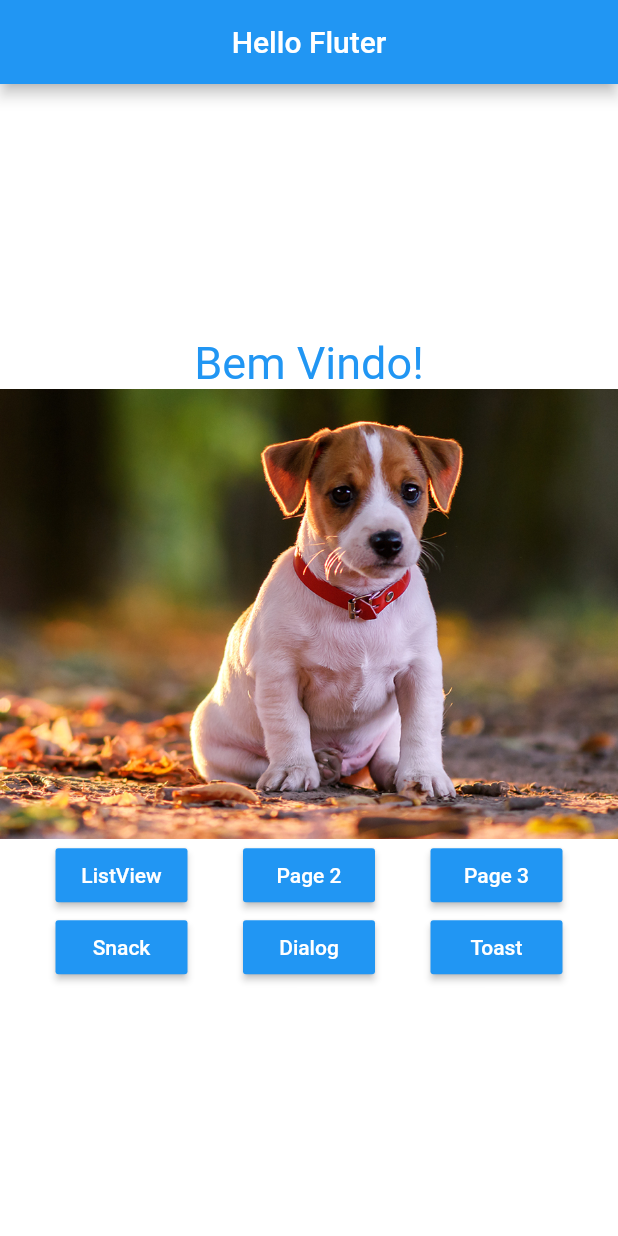
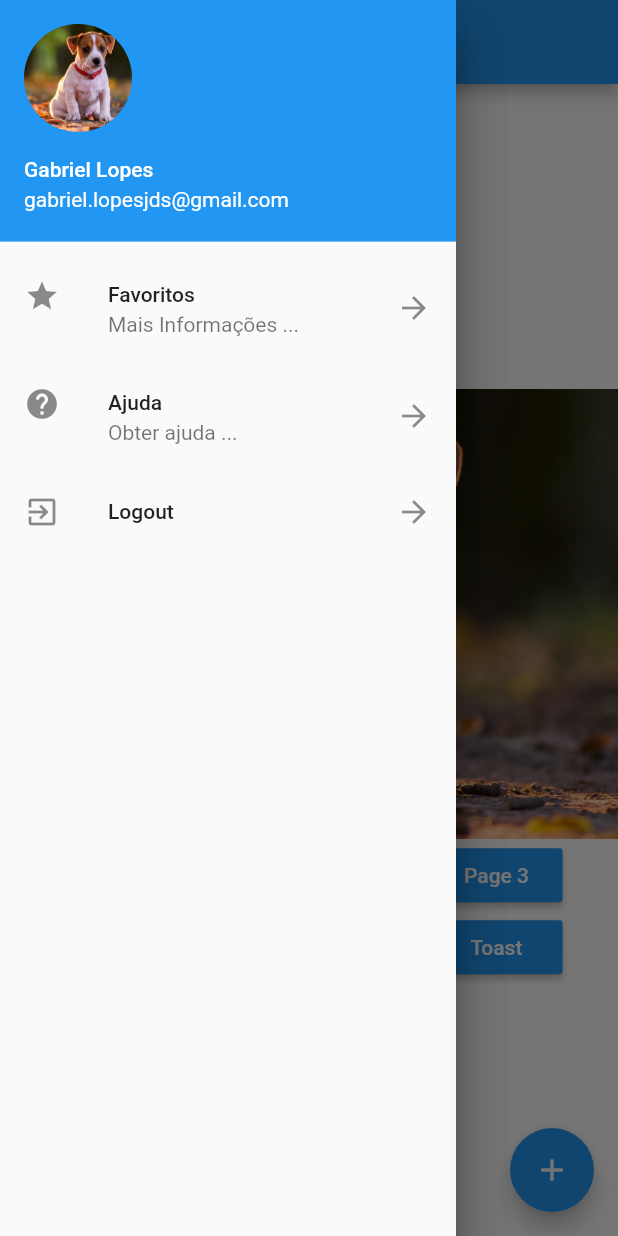
Before and after one commit to gabriellopesjds/flutter_widgets, a Flutter app: the screen it shows after launch, with the side drawer open (before the commit the screen has no drawer), on a phone screen of 412 x 824 dp. Run offline on Flutter 3.47's test engine with Material 2 defaults, Android fonts, the phone set to English and light mode, and no system bars; our stand-ins replace fluttertoast.

Commit message:
Widgets NavigationDrawer e FloatActionButton

```diff
--- /dev/null
+++ b/lib/drawer_home_page.dart
@@ -0,0 +1,83 @@
+import 'package:flutter/material.dart';
+
+class DrawerHomePage extends StatelessWidget {
+  @override
+  Widget build(BuildContext context) {
+    return Drawer(
+      child: ListView(
+        children: <Widget>[
+          UserAccountsDrawerHeader(
+            accountName: Text("Gabriel Lopes"),
+            accountEmail: Text("gabriel.lopesjds@gmail.com"),
+            currentAccountPicture: CircleAvatar(
+              backgroundImage: AssetImage("assets/images/dog1.png"),
+            ),
+          ),
+          ListTile(
+            leading: Icon(Icons.star),
+            title: Text("Favoritos"),
+            subtitle: Text("Mais Informações ..."),
+            trailing: Icon(Icons.arrow_forward),
+            onTap: () {
+              Scaffold.of(context).showSnackBar(SnackBar(
+                content: Text(
+                  "Clicou no item Favoritos :P",
+                  style: TextStyle(
+                    color: Colors.white,
+                  ),
+                ),
+                action: SnackBarAction(
+                  label: "OK",
+                  textColor: Colors.amber,
+                  onPressed: () {
+                    print("Clicou");
+                  },
+                ),
+              ));
+              Navigator.pop(context);
+            },
+          ),
+          ListTile(
+            leading: Icon(Icons.help),
+            title: Text("Ajuda"),
+            subtitle: Text("Obter ajuda ..."),
+            trailing: Icon(Icons.arrow_forward),
+            onTap: () {
+              Scaffold.of(context).showSnackBar(SnackBar(
+                content: Text(
+                  "Clicou no item Ajuda:P",
+                  style: TextStyle(
+                    color: Colors.white,
+                  ),
+                ),
+                action: SnackBarAction(
+                  label: "OK",
+                  textColor: Colors.amber,
+                  onPressed: () {
+                    print("Clicou");
+                  },
+                ),
+              ));
+              Navigator.pop(context);
+            },
+          ),
+          ListTile(
+            leading: Icon(Icons.exit_to_app),
+            title: Text("Logout"),
+            trailing: Icon(Icons.arrow_forward),
+            onTap: () {
+              Scaffold.of(context).showSnackBar(SnackBar(
+                content: Text("Clicou em Logout"),
+                action: SnackBarAction(
+                  label: "OK",
+                  onPressed: () {},
+                ),
+              ));
+              Navigator.pop(context);
+            },
+          )
+        ],
+      ),
+    );
+  }
+}
--- a/lib/home_page.dart
+++ b/lib/home_page.dart
@@ -1,4 +1,5 @@
 import 'package:flutter/material.dart';
+import 'package:flutter_widgets/drawer_home_page.dart';
 import 'package:flutter_widgets/nav/nav.dart';
 import 'package:flutter_widgets/pages/hello_page1.dart';
 import 'package:flutter_widgets/pages/hello_page2.dart';
@@ -15,6 +16,15 @@ class HomePage extends StatelessWidget {
       appBar: AppBar(
         title: Text("Hello Fluter"),
         centerTitle: true,
+      ),
+      floatingActionButton: FloatingActionButton(
+        child: Icon(Icons.add),
+        onPressed: () {
+          print("ok");
+        },
+      ),
+      drawer: Drawer(
+        child: DrawerHomePage(),
       ),
       body: _buildBody(context),
     );
@@ -69,7 +79,8 @@ class HomePage extends StatelessWidget {
               children: <Widget>[
                 BlueButton("Snack", () => _onClickSnack(context)),
                 BlueButton("Dialog", () => _onClickDialog(context)),
-                BlueButton("Toast", () => _onClickToast("Testando Toast do Flutter")),
+                BlueButton(
+                    "Toast", () => _onClickToast("Testando Toast do Flutter")),
               ],
             )
           ],
@@ -111,14 +122,16 @@ class HomePage extends StatelessWidget {
                   child: Text("CANCELAR"),
                   onPressed: () {
                     Navigator.pop(context);
-                    _onClickToast("Erro ao processar as informações! :/", color: Colors.red);
+                    _onClickToast("Erro ao processar as informações! :/",
+                        color: Colors.red);
                   },
                 ),
                 FlatButton(
                   child: Text("OK"),
                   onPressed: () {
                     Navigator.pop(context);
-                    _onClickToast("Informaçõe gravadas com sucesso! :D", color: Colors.green);
+                    _onClickToast("Informaçõe gravadas com sucesso! :D",
+                        color: Colors.green);
                   },
                 ),
               ],
@@ -127,7 +140,7 @@ class HomePage extends StatelessWidget {
         });
   }
 
-  Function _onClickToast(String msg, {Color color : Colors.red}) {
+  Function _onClickToast(String msg, {Color color: Colors.red}) {
     Fluttertoast.showToast(
       msg: msg,
       toastLength: Toast.LENGTH_LONG,
```
